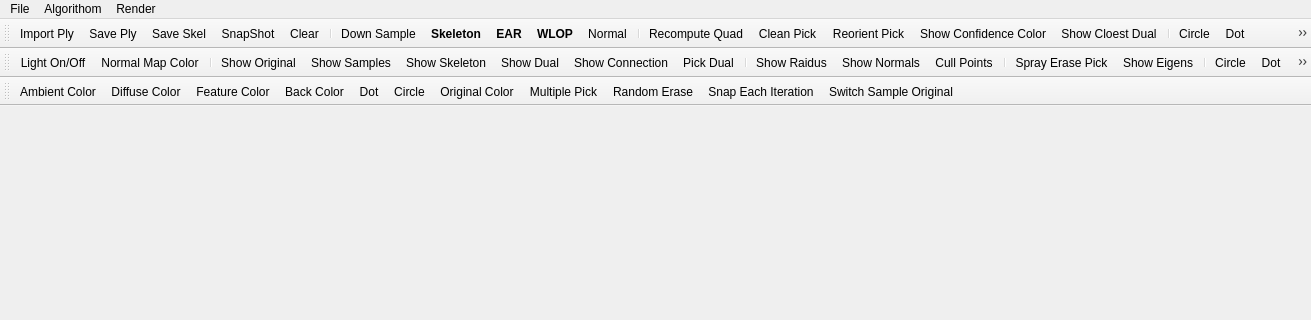
This is point-cloud-2015/mainwindow.ui in sunwaylive/Point-Cloud-Processing-2015 as Qt 5 draws it before an edit; both pictures show x 0 to 1311 and y 0 to 320 of the 1311 by 573 pixel window. The edited form follows.
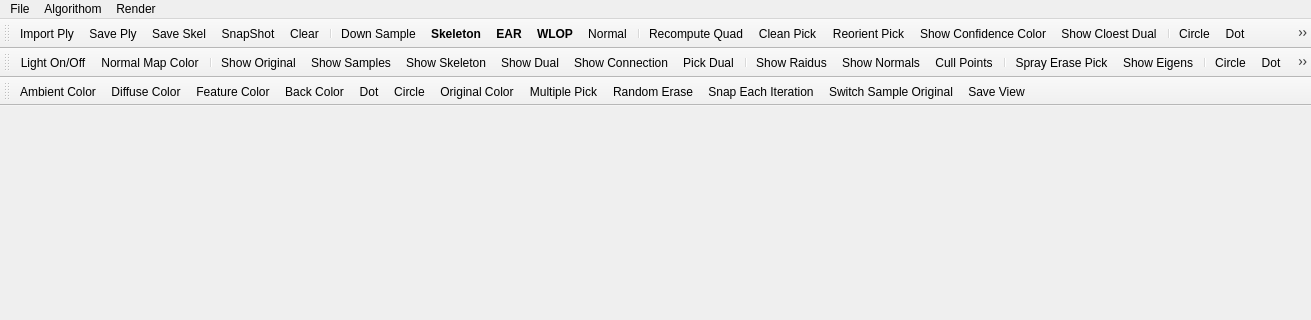
This is the edited form. Icons and pictures are not drawn.

```diff
--- a/point-cloud-2015/mainwindow.ui
+++ b/point-cloud-2015/mainwindow.ui
@@ -307,6 +307,7 @@
    <addaction name="actionRandom_Erase"/>
    <addaction name="actionSnap_Each_Iteration"/>
    <addaction name="actionSwitch_Sample_Original"/>
+   <addaction name="actionSave_View"/>
   </widget>
   <action name="actionImport_Ply">
    <property name="icon">
```
